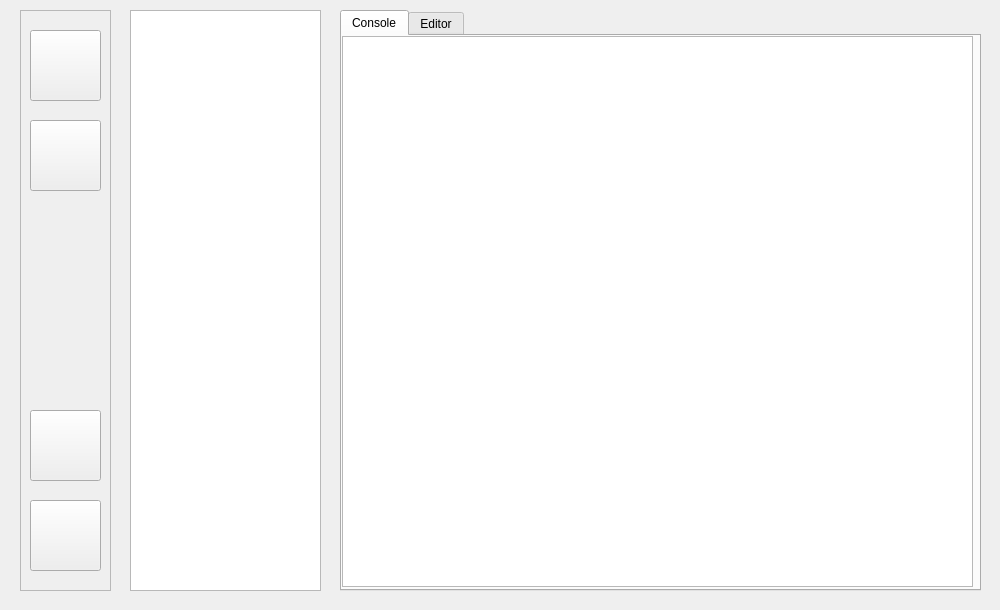
First picture: the form in ShaderToolUI/ShaderTool/mainwindow.ui, repository Troblecodings/TGEngine, before the edit.
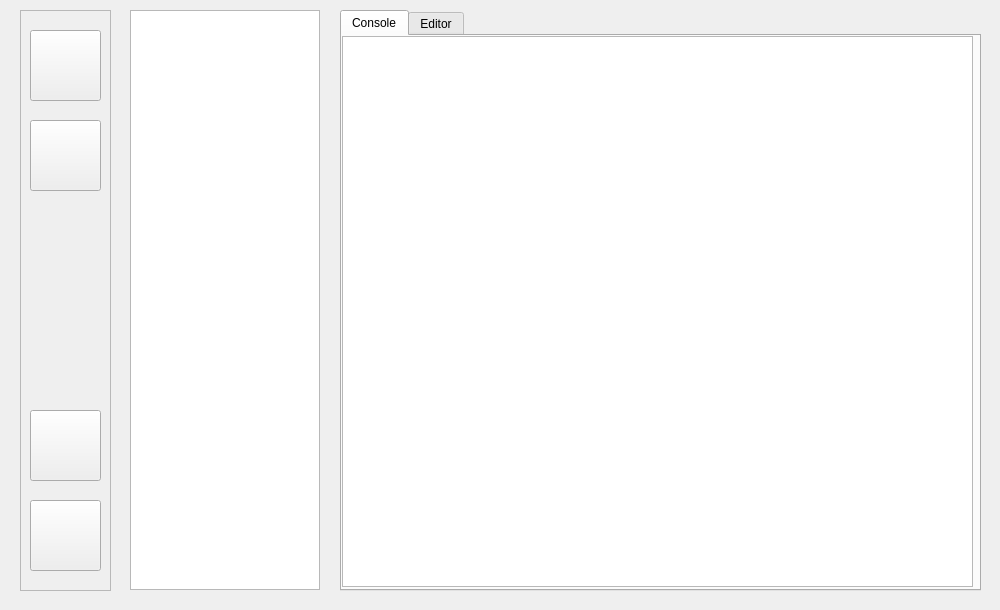
Second picture: the form after the edit. Icons and pictures are not drawn.

Patch:
```diff
--- a/ShaderToolUI/ShaderTool/mainwindow.ui
+++ b/ShaderToolUI/ShaderTool/mainwindow.ui
@@ -160,8 +160,8 @@
      <rect>
       <x>130</x>
       <y>10</y>
-      <width>191</width>
-      <height>581</height>
+      <width>190</width>
+      <height>580</height>
      </rect>
     </property>
    </widget>
```
Left out of the diff: 3 changed lines with no effect on the pictures.
